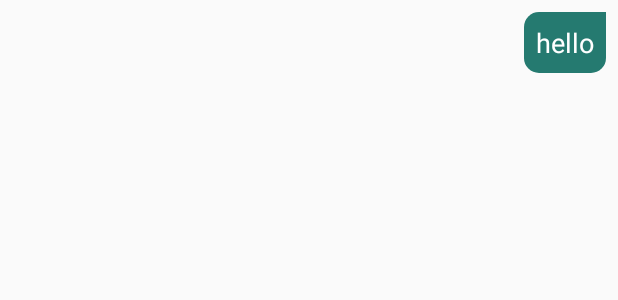
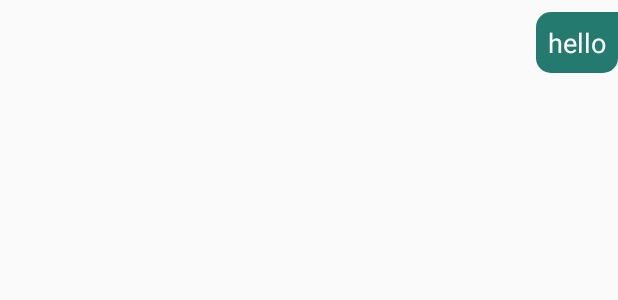
Before and after one commit to Tuthuyvongan/Weebchat-Mobiie, an Android app: the layout chat_item_right.xml on its own in the app's theme, with its tools: preview values and no code run, on a phone screen of 412 x 824 dp. Shown: the top 300 px of the screen. Run offline under Robolectric (Android 15) with nearby library versions, the phone set to English and light mode, and no system bars; plain views replace SquareImageView.

Commit message:
Fix chat_item left and right

```diff
--- a/app/src/main/java/com/se122l11pmcl/weebchat/Fragments/ProfileFragment.java
+++ b/app/src/main/java/com/se122l11pmcl/weebchat/Fragments/ProfileFragment.java
@@ -72,8 +72,7 @@ public class ProfileFragment extends Fragment {
         reference.addValueEventListener(new ValueEventListener() {
             @Override
             public void onDataChange(@NonNull DataSnapshot dataSnapshot) {
-                if (isAdded())
-                {
+
                     User user = dataSnapshot.getValue(User.class);
                     username.setText(user.getUsername());
                     if (user.getImageURL().equals("default")){
@@ -81,7 +80,6 @@ public class ProfileFragment extends Fragment {
                     } else {
                         Glide.with(getContext()).load(user.getImageURL()).into(image_profile);
                     }
-                }
             }
 
             @Override
--- a/app/src/main/java/com/se122l11pmcl/weebchat/MainActivity.java
+++ b/app/src/main/java/com/se122l11pmcl/weebchat/MainActivity.java
@@ -61,6 +61,7 @@ public class MainActivity extends AppCompatActivity {
         reference.addValueEventListener(new ValueEventListener() {
             @Override
             public void onDataChange(@NonNull DataSnapshot dataSnapshot) {
+
                 User user = dataSnapshot.getValue(User.class);
                 username.setText(user.getUsername());
                 if (user.getImageURL().equals("default")){
--- a/app/src/main/res/layout/chat_item_left.xml
+++ b/app/src/main/res/layout/chat_item_left.xml
@@ -31,13 +31,10 @@
         android:padding="8dp"
         android:visibility="gone"
         app:hwRatio="1" />
-
     <TextView
         android:layout_width="wrap_content"
         android:layout_height="wrap_content"
         android:id="@+id/txt_seen"
-        android:visibility="gone"
-        android:layout_below="@id/show_message"
-        />
+        android:visibility="gone"/>
 
 </RelativeLayout>
--- a/app/src/main/res/layout/chat_item_right.xml
+++ b/app/src/main/res/layout/chat_item_right.xml
@@ -2,12 +2,14 @@
 <RelativeLayout xmlns:android="http://schemas.android.com/apk/res/android"
     android:layout_width="match_parent"
     xmlns:app="http://schemas.android.com/apk/res-auto"
-    android:padding="8dp"
+    android:paddingTop="8dp"
+
     android:layout_height="wrap_content">
 
     <RelativeLayout
         android:layout_width="300dp"
         android:layout_alignParentEnd="true"
+        android:id="@+id/rl_1"
         android:layout_height="wrap_content"
         android:layout_alignParentRight="true">
 
@@ -41,25 +43,16 @@
             android:layout_alignParentRight="true"
             android:visibility="gone"
             app:hwRatio="1" />
-
-        <TextView
-            android:layout_width="wrap_content"
-            android:layout_height="wrap_content"
-            android:id="@+id/txt_seen"
-            android:layout_below="@id/show_message"
-            android:layout_alignParentRight="true"
-            android:layout_alignParentEnd="true"
-            />
-        <TextView
-            android:layout_width="wrap_content"
-            android:layout_height="wrap_content"
-            android:id="@+id/txt_seen_img"
-            android:layout_below="@id/image_send"
-            android:layout_alignParentRight="true"
-            android:layout_alignParentEnd="true"
-            android:visibility="gone"
-            />
-
     </RelativeLayout>
 
+    <TextView
+        android:layout_width="wrap_content"
+        android:layout_height="22dp"
+        android:layout_below="@+id/rl_1"
+        android:layout_alignParentEnd="true"
+        android:id="@+id/txt_seen"
+        android:textAlignment="textEnd"
+        android:paddingRight="5dp"
+        android:layout_alignParentRight="true" />
+
 </RelativeLayout>
```
Also changed, not shown: app/src/main/java/com/se122l11pmcl/weebchat/Adapter/MessageAdapter.java (+2 -14 lines), app/src/main/java/com/se122l11pmcl/weebchat/Fragments/ChatsFragment.java (indentation only).
